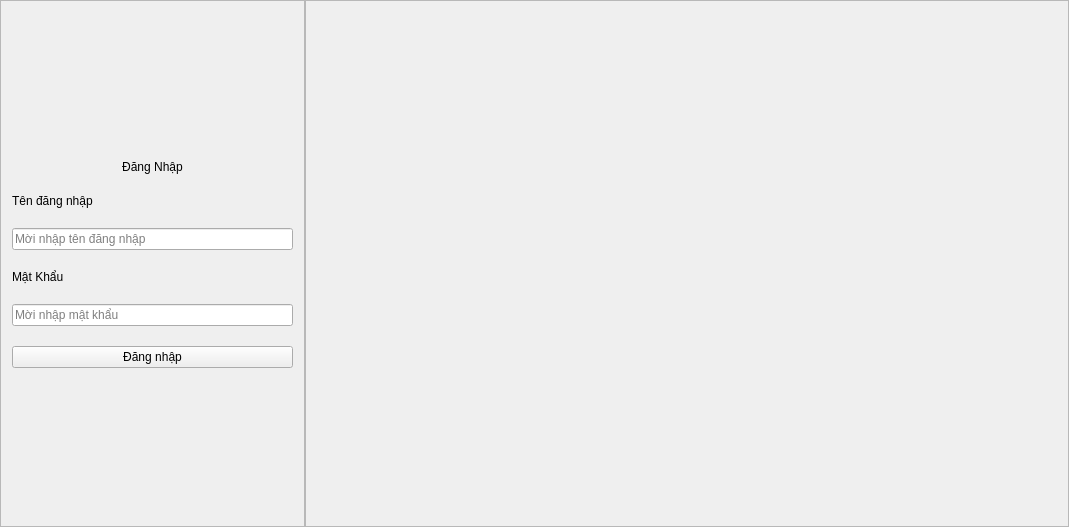
Old version of the form src/view/Login_View.ui in the repository vttaan/OOP---Management-Application-Project.
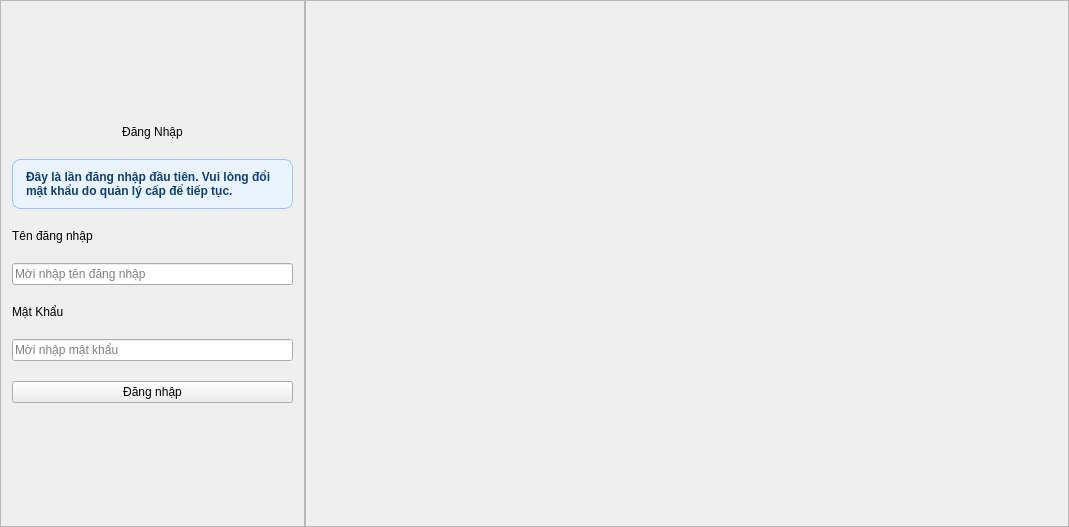
New version of the form.

Commit message: feat(login): detect first time login

Patch:
```diff
--- a/src/view/Login_View.ui
+++ b/src/view/Login_View.ui
@@ -41,14 +41,14 @@
       <property name="spacing">
        <number>20</number>
       </property>
-      <item row="3" column="0" colspan="2">
+      <item row="4" column="0" colspan="2">
        <widget class="QLabel" name="lblUsername">
         <property name="text">
          <string>Tên đăng nhập</string>
         </property>
        </widget>
       </item>
-      <item row="6" column="0" colspan="2">
+      <item row="7" column="0" colspan="2">
        <widget class="QLineEdit" name="txtLoginPassword">
         <property name="text">
          <string/>
@@ -58,7 +58,7 @@
         </property>
        </widget>
       </item>
-      <item row="4" column="0" colspan="2">
+      <item row="5" column="0" colspan="2">
        <widget class="QLineEdit" name="txtLoginUsername">
         <property name="text">
          <string/>
@@ -68,7 +68,7 @@
         </property>
        </widget>
       </item>
-      <item row="7" column="0" colspan="2">
+      <item row="8" column="0" colspan="2">
        <widget class="QPushButton" name="btnLogin">
         <property name="text">
          <string>Đăng nhập</string>
@@ -85,14 +85,14 @@
         </property>
        </widget>
       </item>
-      <item row="5" column="0" colspan="2">
+      <item row="6" column="0" colspan="2">
        <widget class="QLabel" name="lblPassword">
         <property name="text">
          <string>Mật Khẩu</string>
         </property>
        </widget>
       </item>
-      <item row="8" column="1">
+      <item row="9" column="1">
        <spacer name="verticalSpacer_2">
         <property name="orientation">
          <enum>Qt::Orientation::Vertical</enum>
@@ -121,6 +121,19 @@
         </property>
        </spacer>
       </item>
+      <item row="3" column="0" colspan="2">
+       <widget class="QLabel" name="lblInitialPasswordNotice">
+        <property name="styleSheet">
+         <string notr="true">background-color: #eaf4ff; color: #0f3f72; border: 1px solid #93c5fd; border-radius: 8px; padding: 10px; font-weight: 600;</string>
+        </property>
+        <property name="text">
+         <string>Đây là lần đăng nhập đầu tiên. Vui lòng đổi mật khẩu do quản lý cấp để tiếp tục.</string>
+        </property>
+        <property name="wordWrap">
+         <bool>true</bool>
+        </property>
+       </widget>
+      </item>
      </layout>
     </widget>
    </item>
```
The commit also changes 13 other files.
